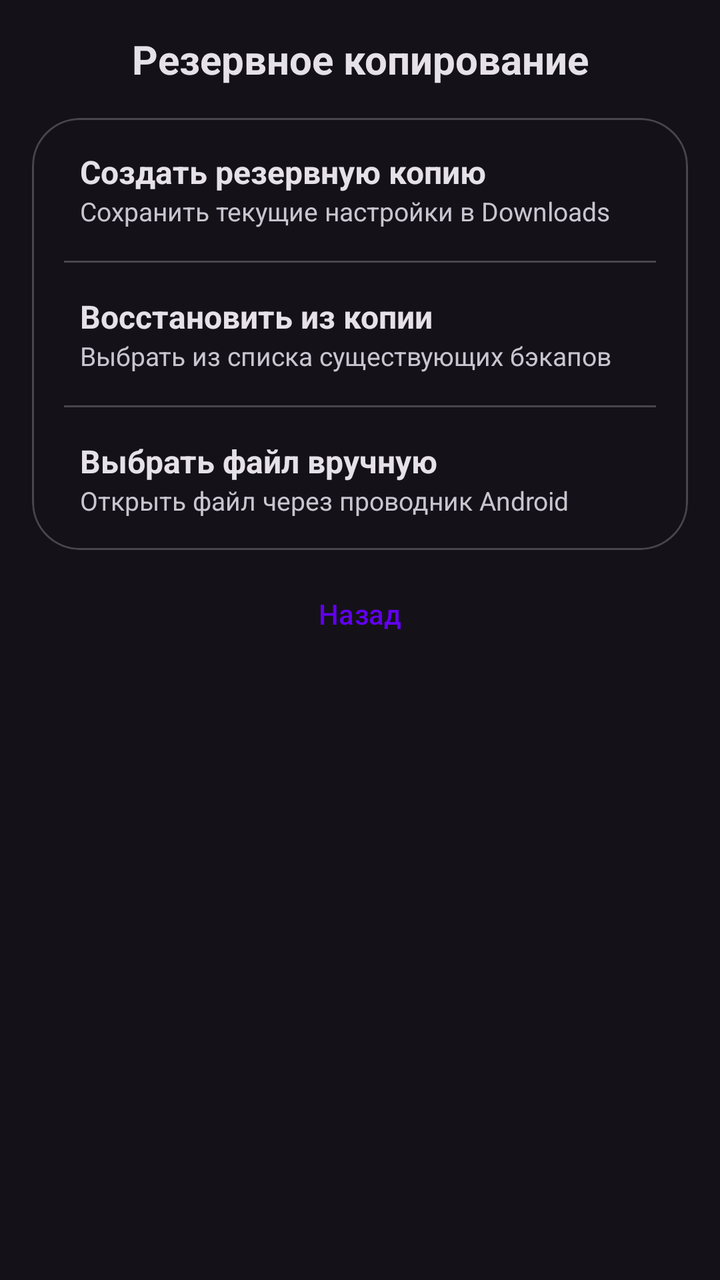
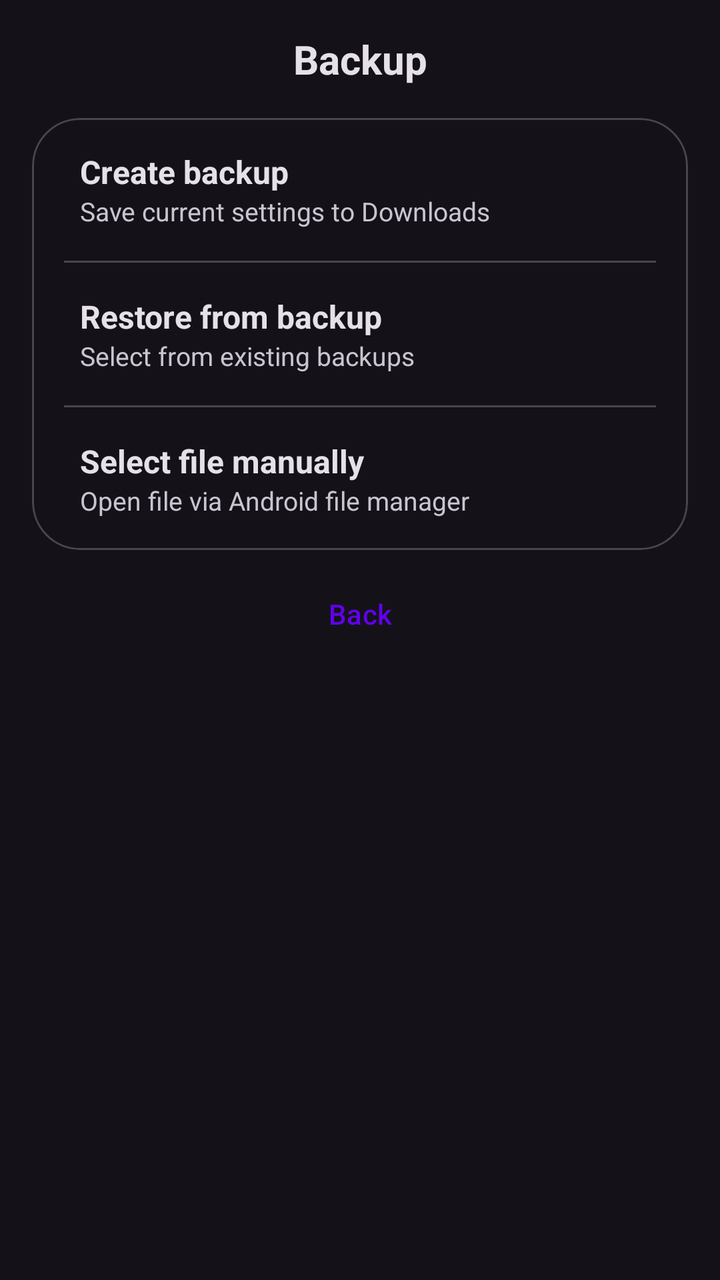

Compare the two renders of this Android layout. The source of the first and the diff that turns it into the second are given below.
<!-- AndroidManifest.xml: application theme Theme.TelegramNewsReader -->
<!-- res/layout/dialog_backup_menu.xml -->
<?xml version="1.0" encoding="utf-8"?>
<LinearLayout xmlns:android="http://schemas.android.com/apk/res/android"
    xmlns:app="http://schemas.android.com/apk/res-auto"
    android:layout_width="match_parent"
    android:layout_height="wrap_content"
    android:orientation="vertical"
    android:padding="16dp"
    android:background="?attr/colorSurface">

    <TextView
        android:layout_width="match_parent"
        android:layout_height="wrap_content"
        android:text="Резервное копирование"
        android:textSize="20sp"
        android:textStyle="bold"
        android:paddingBottom="16dp"
        android:gravity="center"
        android:textColor="?attr/colorOnSurface" />

    <com.google.android.material.card.MaterialCardView
        android:layout_width="match_parent"
        android:layout_height="wrap_content"
        app:cardCornerRadius="24dp"
        app:cardElevation="0dp"
        app:strokeWidth="1dp"
        app:strokeColor="?attr/colorOutlineVariant">

        <LinearLayout
            android:layout_width="match_parent"
            android:layout_height="wrap_content"
            android:orientation="vertical">

            <LinearLayout
                android:id="@+id/btn_create_backup"
                style="@style/SelectableItemStyle"
                android:layout_width="match_parent"
                android:layout_height="wrap_content"
                android:orientation="vertical"
                android:padding="16dp"
                android:clickable="true"
                android:focusable="true">
                <TextView
                    android:layout_width="wrap_content"
                    android:layout_height="wrap_content"
                    android:text="Создать резервную копию"
                    android:textSize="16sp"
                    android:textStyle="bold"
                    android:textColor="?attr/colorOnSurface" />
                <TextView
                    android:layout_width="wrap_content"
                    android:layout_height="wrap_content"
                    android:text="Сохранить текущие настройки в Downloads"
                    android:textSize="13sp"
                    android:textColor="?attr/colorOnSurfaceVariant" />
            </LinearLayout>

            <View android:layout_width="match_parent" android:layout_height="1dp" android:background="?attr/colorOutlineVariant" android:layout_marginHorizontal="16dp"/>

            <LinearLayout
                android:id="@+id/btn_restore_by_date"
                style="@style/SelectableItemStyle"
                android:layout_width="match_parent"
                android:layout_height="wrap_content"
                android:orientation="vertical"
                android:padding="16dp"
                android:clickable="true"
                android:focusable="true">
                <TextView
                    android:layout_width="wrap_content"
                    android:layout_height="wrap_content"
                    android:text="Восстановить из копии"
                    android:textSize="16sp"
                    android:textStyle="bold"
                    android:textColor="?attr/colorOnSurface" />
                <TextView
                    android:layout_width="wrap_content"
                    android:layout_height="wrap_content"
                    android:text="Выбрать из списка существующих бэкапов"
                    android:textSize="13sp"
                    android:textColor="?attr/colorOnSurfaceVariant" />
            </LinearLayout>

            <View android:layout_width="match_parent" android:layout_height="1dp" android:background="?attr/colorOutlineVariant" android:layout_marginHorizontal="16dp"/>

            <LinearLayout
                android:id="@+id/btn_import_manual"
                style="@style/SelectableItemStyle"
                android:layout_width="match_parent"
                android:layout_height="wrap_content"
                android:orientation="vertical"
                android:padding="16dp"
                android:clickable="true"
                android:focusable="true">
                <TextView
                    android:layout_width="wrap_content"
                    android:layout_height="wrap_content"
                    android:text="Выбрать файл вручную"
                    android:textSize="16sp"
                    android:textStyle="bold"
                    android:textColor="?attr/colorOnSurface" />
                <TextView
                    android:layout_width="wrap_content"
                    android:layout_height="wrap_content"
                    android:text="Открыть файл через проводник Android"
                    android:textSize="13sp"
                    android:textColor="?attr/colorOnSurfaceVariant" />
            </LinearLayout>
        </LinearLayout>
    </com.google.android.material.card.MaterialCardView>

    <Button
        android:id="@+id/btn_back_to_settings"
        style="@style/Widget.Material3.Button.TextButton"
        android:layout_width="wrap_content"
        android:layout_height="wrap_content"
        android:layout_gravity="center"
        android:layout_marginTop="8dp"
        android:text="Назад" />

</LinearLayout>
<!-- resources referenced by this layout -->
<resources>
  <style name="SelectableItemStyle">
          <item name="android:background">?attr/selectableItemBackground</item>
          <item name="android:paddingStart">24dp</item>
          <item name="android:paddingEnd">24dp</item>
      </style>
  <style name="Theme.TelegramNewsReader" parent="Theme.TelegramNewsReader.Purple" />
  <style name="Theme.TelegramNewsReader.Purple" parent="Theme.Material3.Dark.NoActionBar">
          <item name="colorPrimary">@color/purple_500</item>
          <item name="colorPrimaryVariant">@color/purple_700</item>
          <item name="colorOnPrimary">@color/white</item>
          <item name="android:statusBarColor">?attr/colorPrimaryVariant</item>
          <item name="actionBarStyle">@style/CustomActionBarStyle</item>
      </style>
  <color name="purple_500">#FF6200EE</color>
  <color name="purple_700">#FF3700B3</color>
  <color name="white">#FFFFFFFF</color>
  <style name="CustomActionBarStyle" parent="Widget.Material3.ActionBar.Solid">
          <item name="titleTextStyle">@style/CustomActionBarTitle</item>
          <item name="android:titleTextStyle">@style/CustomActionBarTitle</item>
      </style>
  <style name="CustomActionBarTitle" parent="TextAppearance.Material3.ActionBar.Title">
          <item name="android:textSize">18sp</item>
          <item name="android:textStyle">bold</item>
          <item name="android:textColor">@color/white</item>
          <item name="android:gravity">center</item>
          <item name="android:layout_gravity">center</item>
      </style>
</resources>

<!-- the commit's change to res/layout/dialog_backup_menu.xml (unified diff, before → after) -->
@@ -10,7 +10,7 @@
     <TextView
         android:layout_width="match_parent"
         android:layout_height="wrap_content"
-        android:text="Резервное копирование"
+        android:text="@string/backup_menu"
         android:textSize="20sp"
         android:textStyle="bold"
         android:paddingBottom="16dp"
@@ -42,14 +42,14 @@
                 <TextView
                     android:layout_width="wrap_content"
                     android:layout_height="wrap_content"
-                    android:text="Создать резервную копию"
+                    android:text="@string/create_backup"
                     android:textSize="16sp"
                     android:textStyle="bold"
                     android:textColor="?attr/colorOnSurface" />
                 <TextView
                     android:layout_width="wrap_content"
                     android:layout_height="wrap_content"
-                    android:text="Сохранить текущие настройки в Downloads"
+                    android:text="@string/save_settings_downloads"
                     android:textSize="13sp"
                     android:textColor="?attr/colorOnSurfaceVariant" />
             </LinearLayout>
@@ -68,14 +68,14 @@
                 <TextView
                     android:layout_width="wrap_content"
                     android:layout_height="wrap_content"
-                    android:text="Восстановить из копии"
+                    android:text="@string/restore_from_backup"
                     android:textSize="16sp"
                     android:textStyle="bold"
                     android:textColor="?attr/colorOnSurface" />
                 <TextView
                     android:layout_width="wrap_content"
                     android:layout_height="wrap_content"
-                    android:text="Выбрать из списка существующих бэкапов"
+                    android:text="@string/select_existing_backup"
                     android:textSize="13sp"
                     android:textColor="?attr/colorOnSurfaceVariant" />
             </LinearLayout>
@@ -94,14 +94,14 @@
                 <TextView
                     android:layout_width="wrap_content"
                     android:layout_height="wrap_content"
-                    android:text="Выбрать файл вручную"
+                    android:text="@string/select_file_manual"
                     android:textSize="16sp"
                     android:textStyle="bold"
                     android:textColor="?attr/colorOnSurface" />
                 <TextView
                     android:layout_width="wrap_content"
                     android:layout_height="wrap_content"
-                    android:text="Открыть файл через проводник Android"
+                    android:text="@string/open_via_file_manager"
                     android:textSize="13sp"
                     android:textColor="?attr/colorOnSurfaceVariant" />
             </LinearLayout>
@@ -115,6 +115,6 @@
         android:layout_height="wrap_content"
         android:layout_gravity="center"
         android:layout_marginTop="8dp"
-        android:text="Назад" />
+        android:text="@string/back" />
 
 </LinearLayout>
<!-- resource entries referenced after the edit -->
@@ -1,5 +1,13 @@
 <!-- resources referenced by this layout -->
 <resources>
+  <string name="back">Back</string>
+  <string name="backup_menu">Backup</string>
+  <string name="create_backup">Create backup</string>
+  <string name="open_via_file_manager">Open file via Android file manager</string>
+  <string name="restore_from_backup">Restore from backup</string>
+  <string name="save_settings_downloads">Save current settings to Downloads</string>
+  <string name="select_existing_backup">Select from existing backups</string>
+  <string name="select_file_manual">Select file manually</string>
   <style name="SelectableItemStyle">
           <item name="android:background">?attr/selectableItemBackground</item>
           <item name="android:paddingStart">24dp</item>
